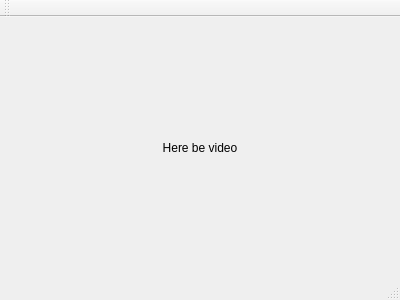
artm/VisionThread, file Display.ui: the form before one commit.
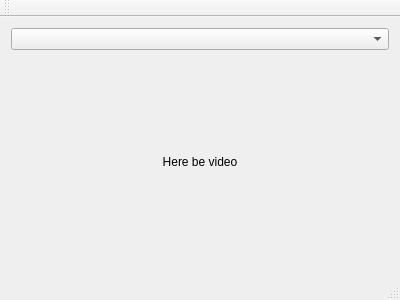
The form after the commit.

Commit message: populate device list

Patch:
```diff
--- a/Display.ui
+++ b/Display.ui
@@ -15,7 +15,7 @@
   </property>
   <widget class="QWidget" name="centralWidget">
    <layout class="QGridLayout" name="gridLayout">
-    <item row="0" column="0">
+    <item row="1" column="0">
      <widget class="QLabel" name="videoLabel">
       <property name="sizePolicy">
        <sizepolicy hsizetype="Expanding" vsizetype="Expanding">
@@ -31,6 +31,9 @@
       </property>
      </widget>
     </item>
+    <item row="0" column="0">
+     <widget class="QComboBox" name="videoDevices"/>
+    </item>
    </layout>
   </widget>
   <widget class="QMenuBar" name="menuBar">
```
The commit also changes 4 other files.
